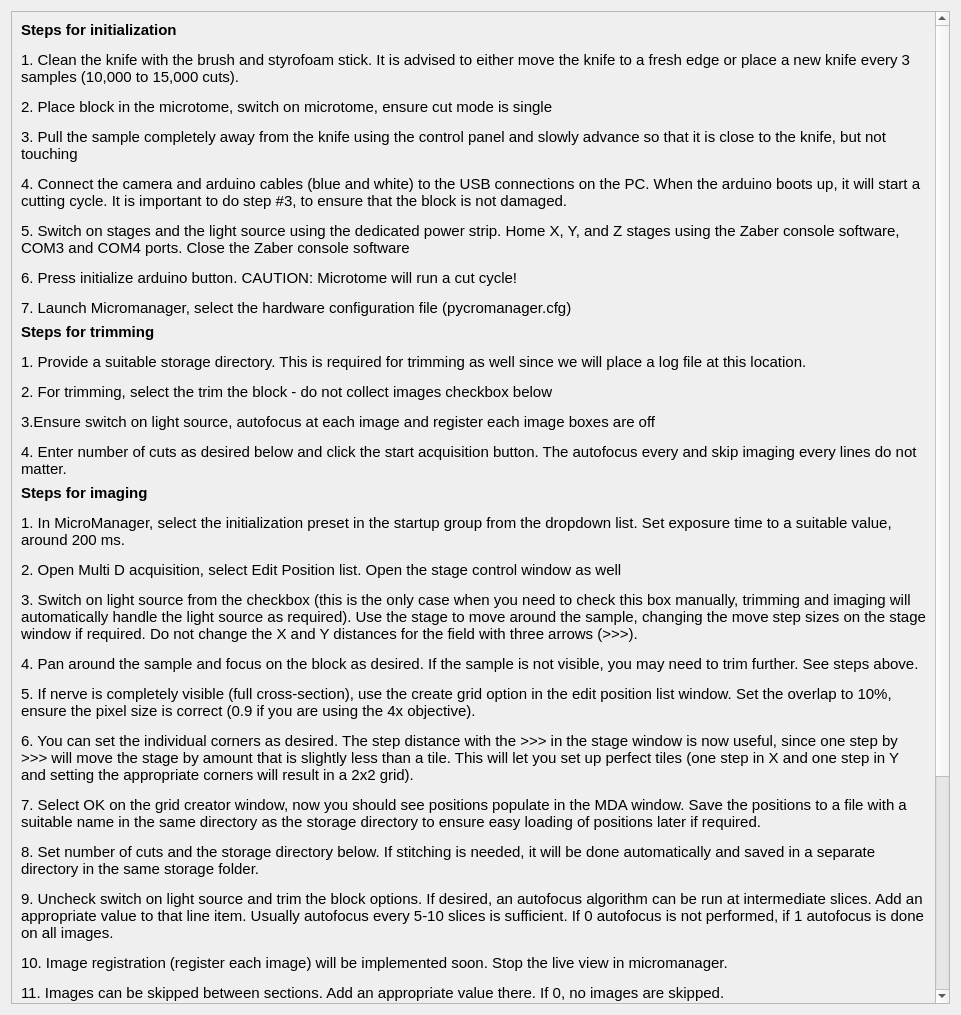
Above: helpwindow.ui from ckolluru/3D-MUSE-acquire before the change. Below: the same form after it.
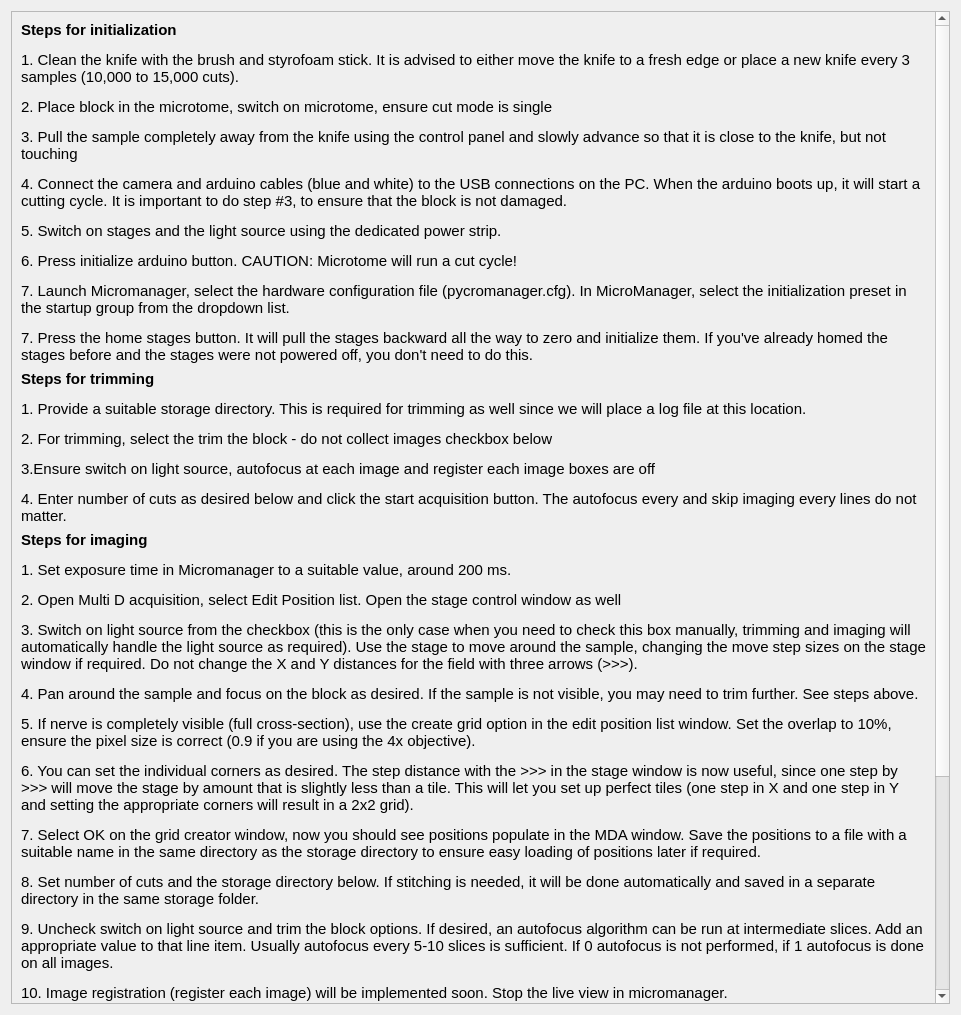
That is the form after the change.

Commit message: Adding a home button option, setting core timeout from the script, other misc.

Diff of the .ui file:
```diff
--- a/helpwindow.ui
+++ b/helpwindow.ui
@@ -23,7 +23,7 @@
       <property name="geometry">
        <rect>
         <x>0</x>
-        <y>-325</y>
+        <y>0</y>
         <width>924</width>
         <height>1392</height>
        </rect>
@@ -46,7 +46,7 @@
           </font>
          </property>
          <property name="text">
-          <string>&lt;html&gt;&lt;head/&gt;&lt;body&gt;&lt;p&gt;&lt;span style=&quot; font-weight:600;&quot;&gt;Steps for initialization&lt;/span&gt;&lt;/p&gt;&lt;p&gt;1. Clean the knife with the brush and styrofoam stick. It is advised to either move the knife to a fresh edge or place a new knife every 3 samples (10,000 to 15,000 cuts).&lt;/p&gt;&lt;p&gt;2. Place block in the microtome, switch on microtome, ensure cut mode is single &lt;/p&gt;&lt;p&gt;3. Pull the sample completely away from the knife using the control panel and slowly advance so that it is close to the knife, but not touching &lt;/p&gt;&lt;p&gt;4. Connect the camera and arduino cables (blue and white) to the USB connections on the PC. When the arduino boots up, it will start a cutting cycle. It is important to do step #3, to ensure that the block is not damaged.&lt;/p&gt;&lt;p&gt;5. Switch on stages and the light source using the dedicated power strip. Home X, Y, and Z stages using the Zaber console software, COM3 and COM4 ports. Close the Zaber console software &lt;/p&gt;&lt;p&gt;6. Press initialize arduino button. CAUTION: Microtome will run a cut cycle!&lt;/p&gt;&lt;p&gt;7. Launch Micromanager, select the hardware configuration file (pycromanager.cfg)&lt;/p&gt;&lt;/body&gt;&lt;/html&gt;</string>
+          <string>&lt;html&gt;&lt;head/&gt;&lt;body&gt;&lt;p&gt;&lt;span style=&quot; font-weight:600;&quot;&gt;Steps for initialization&lt;/span&gt;&lt;/p&gt;&lt;p&gt;1. Clean the knife with the brush and styrofoam stick. It is advised to either move the knife to a fresh edge or place a new knife every 3 samples (10,000 to 15,000 cuts).&lt;/p&gt;&lt;p&gt;2. Place block in the microtome, switch on microtome, ensure cut mode is single &lt;/p&gt;&lt;p&gt;3. Pull the sample completely away from the knife using the control panel and slowly advance so that it is close to the knife, but not touching &lt;/p&gt;&lt;p&gt;4. Connect the camera and arduino cables (blue and white) to the USB connections on the PC. When the arduino boots up, it will start a cutting cycle. It is important to do step #3, to ensure that the block is not damaged.&lt;/p&gt;&lt;p&gt;5. Switch on stages and the light source using the dedicated power strip. &lt;/p&gt;&lt;p&gt;6. Press initialize arduino button. CAUTION: Microtome will run a cut cycle!&lt;/p&gt;&lt;p&gt;7. Launch Micromanager, select the hardware configuration file (pycromanager.cfg). In MicroManager, select the initialization preset in the startup group from the dropdown list.&lt;/p&gt;&lt;p&gt;7. Press the home stages button. It will pull the stages backward all the way to zero and initialize them. If you've already homed the stages before and the stages were not powered off, you don't need to do this.&lt;/p&gt;&lt;/body&gt;&lt;/html&gt;</string>
          </property>
          <property name="wordWrap">
           <bool>true</bool>
@@ -87,7 +87,7 @@
           </font>
          </property>
          <property name="text">
-          <string>&lt;html&gt;&lt;head/&gt;&lt;body&gt;&lt;p&gt;&lt;span style=&quot; font-size:11pt;&quot;&gt;Steps for imaging&lt;/span&gt;&lt;/p&gt;&lt;p&gt;&lt;span style=&quot; font-size:11pt; font-weight:400;&quot;&gt;1. In MicroManager, select the initialization preset in the startup group from the dropdown list. Set exposure time to a suitable value, around 200 ms.&lt;/span&gt;&lt;/p&gt;&lt;p&gt;&lt;span style=&quot; font-size:11pt; font-weight:400;&quot;&gt;2. Open Multi D acquisition, select Edit Position list. Open the stage control window as well&lt;/span&gt;&lt;/p&gt;&lt;p&gt;&lt;span style=&quot; font-size:11pt; font-weight:400;&quot;&gt;3. Switch on light source from the checkbox (this is the only case when you need to check this box manually, trimming and imaging will automatically handle the light source as required). Use the stage to move around the sample, changing the move step sizes on the stage window if required. Do not change the X and Y distances for the field with three arrows (&amp;gt;&amp;gt;&amp;gt;).&lt;/span&gt;&lt;/p&gt;&lt;p&gt;&lt;span style=&quot; font-size:11pt; font-weight:400;&quot;&gt;4. Pan around the sample and focus on the block as desired. If the sample is not visible, you may need to trim further. See steps above.&lt;/span&gt;&lt;/p&gt;&lt;p&gt;&lt;span style=&quot; font-size:11pt; font-weight:400;&quot;&gt;5. If nerve is completely visible (full cross-section), use the create grid option in the edit position list window. Set the overlap to 10%, ensure the pixel size is correct (0.9 if you are using the 4x objective).&lt;/span&gt;&lt;/p&gt;&lt;p&gt;&lt;span style=&quot; font-size:11pt; font-weight:400;&quot;&gt;6. You can set the individual corners as desired. The step distance with the &amp;gt;&amp;gt;&amp;gt; in the stage window is now useful, since one step by &amp;gt;&amp;gt;&amp;gt; will move the stage by amount that is slightly less than a tile. This will let you set up perfect tiles (one step in X and one step in Y and setting the appropriate corners will result in a 2x2 grid).&lt;/span&gt;&lt;/p&gt;&lt;p&gt;&lt;span style=&quot; font-size:11pt; font-weight:400;&quot;&gt;7. Select OK on the grid creator window, now you should see positions populate in the MDA window. Save the positions to a file with a suitable name in the same directory as the storage directory to ensure easy loading of positions later if required.&lt;/span&gt;&lt;/p&gt;&lt;p&gt;&lt;span style=&quot; font-size:11pt; font-weight:400;&quot;&gt;8. Set number of cuts and the storage directory below. If stitching is needed, it will be done automatically and saved in a separate directory in the same storage folder.&lt;/span&gt;&lt;/p&gt;&lt;p&gt;&lt;span style=&quot; font-size:11pt; font-weight:400;&quot;&gt;9. Uncheck switch on light source and trim the block options. If desired, an autofocus algorithm can be run at intermediate slices. Add an appropriate value to that line item. Usually autofocus every 5-10 slices is sufficient. If 0 autofocus is not performed, if 1 autofocus is done on all images.&lt;/span&gt;&lt;/p&gt;&lt;p&gt;&lt;span style=&quot; font-size:11pt; font-weight:400;&quot;&gt;10. Image registration (register each image) will be implemented soon. Stop the live view in micromanager.&lt;/span&gt;&lt;/p&gt;&lt;p&gt;&lt;span style=&quot; font-size:11pt; font-weight:400;&quot;&gt;11. Images can be skipped between sections. Add an appropriate value there. If 0, no images are skipped.&lt;/span&gt;&lt;/p&gt;&lt;p&gt;&lt;span style=&quot; font-size:11pt; font-weight:400;&quot;&gt;12. Click start acquisition button.&lt;/span&gt;&lt;/p&gt;&lt;/body&gt;&lt;/html&gt;</string>
+          <string>&lt;html&gt;&lt;head/&gt;&lt;body&gt;&lt;p&gt;&lt;span style=&quot; font-size:11pt;&quot;&gt;Steps for imaging&lt;/span&gt;&lt;/p&gt;&lt;p&gt;&lt;span style=&quot; font-size:11pt; font-weight:400;&quot;&gt;1. Set exposure time in Micromanager to a suitable value, around 200 ms.&lt;/span&gt;&lt;/p&gt;&lt;p&gt;&lt;span style=&quot; font-size:11pt; font-weight:400;&quot;&gt;2. Open Multi D acquisition, select Edit Position list. Open the stage control window as well&lt;/span&gt;&lt;/p&gt;&lt;p&gt;&lt;span style=&quot; font-size:11pt; font-weight:400;&quot;&gt;3. Switch on light source from the checkbox (this is the only case when you need to check this box manually, trimming and imaging will automatically handle the light source as required). Use the stage to move around the sample, changing the move step sizes on the stage window if required. Do not change the X and Y distances for the field with three arrows (&amp;gt;&amp;gt;&amp;gt;).&lt;/span&gt;&lt;/p&gt;&lt;p&gt;&lt;span style=&quot; font-size:11pt; font-weight:400;&quot;&gt;4. Pan around the sample and focus on the block as desired. If the sample is not visible, you may need to trim further. See steps above.&lt;/span&gt;&lt;/p&gt;&lt;p&gt;&lt;span style=&quot; font-size:11pt; font-weight:400;&quot;&gt;5. If nerve is completely visible (full cross-section), use the create grid option in the edit position list window. Set the overlap to 10%, ensure the pixel size is correct (0.9 if you are using the 4x objective).&lt;/span&gt;&lt;/p&gt;&lt;p&gt;&lt;span style=&quot; font-size:11pt; font-weight:400;&quot;&gt;6. You can set the individual corners as desired. The step distance with the &amp;gt;&amp;gt;&amp;gt; in the stage window is now useful, since one step by &amp;gt;&amp;gt;&amp;gt; will move the stage by amount that is slightly less than a tile. This will let you set up perfect tiles (one step in X and one step in Y and setting the appropriate corners will result in a 2x2 grid).&lt;/span&gt;&lt;/p&gt;&lt;p&gt;&lt;span style=&quot; font-size:11pt; font-weight:400;&quot;&gt;7. Select OK on the grid creator window, now you should see positions populate in the MDA window. Save the positions to a file with a suitable name in the same directory as the storage directory to ensure easy loading of positions later if required.&lt;/span&gt;&lt;/p&gt;&lt;p&gt;&lt;span style=&quot; font-size:11pt; font-weight:400;&quot;&gt;8. Set number of cuts and the storage directory below. If stitching is needed, it will be done automatically and saved in a separate directory in the same storage folder.&lt;/span&gt;&lt;/p&gt;&lt;p&gt;&lt;span style=&quot; font-size:11pt; font-weight:400;&quot;&gt;9. Uncheck switch on light source and trim the block options. If desired, an autofocus algorithm can be run at intermediate slices. Add an appropriate value to that line item. Usually autofocus every 5-10 slices is sufficient. If 0 autofocus is not performed, if 1 autofocus is done on all images.&lt;/span&gt;&lt;/p&gt;&lt;p&gt;&lt;span style=&quot; font-size:11pt; font-weight:400;&quot;&gt;10. Image registration (register each image) will be implemented soon. Stop the live view in micromanager.&lt;/span&gt;&lt;/p&gt;&lt;p&gt;&lt;span style=&quot; font-size:11pt; font-weight:400;&quot;&gt;11. Images can be skipped between sections. Add an appropriate value there. If 0, no images are skipped.&lt;/span&gt;&lt;/p&gt;&lt;p&gt;&lt;span style=&quot; font-size:11pt; font-weight:400;&quot;&gt;12. Click start acquisition button.&lt;/span&gt;&lt;/p&gt;&lt;/body&gt;&lt;/html&gt;</string>
          </property>
          <property name="wordWrap">
           <bool>true</bool>
@@ -105,7 +105,7 @@
           </font>
          </property>
          <property name="text">
-          <string>&lt;html&gt;&lt;head/&gt;&lt;body&gt;&lt;p&gt;&lt;span style=&quot; font-weight:600;&quot;&gt;Stopping and restarting imaging&lt;/span&gt;&lt;/p&gt;&lt;p&gt;For trimming and acquisition cycle, the stop acquisition button will work to stop the session. It will be noted in the log file as to how many cuts were taken.&lt;/p&gt;&lt;p&gt;If there is an error in the program, this software may shut down. You can relaunch the software and try running again.&lt;/p&gt;&lt;p&gt;If the block was being imaged, the acquisition window displaying the images in MicroManager will need to be relaunched. If it says acquisition (running) in the top left bar of the acquisition window, Micromanager would need to be closed and restarted. You will need to set the startup group to the initialization preset again, and set the positions again in the MultiD acquisition window. It is easy to load in the position file again if you saved it earlier.&lt;/p&gt;&lt;p&gt;Relaunch this software and try again.&lt;/p&gt;&lt;p&gt;There is no &amp;quot;pause&amp;quot; option in the software. You stop and restart as desired.&lt;/p&gt;&lt;/body&gt;&lt;/html&gt;</string>
+          <string>&lt;html&gt;&lt;head/&gt;&lt;body&gt;&lt;p&gt;&lt;span style=&quot; font-weight:600;&quot;&gt;Stopping and restarting imaging&lt;/span&gt;&lt;/p&gt;&lt;p&gt;For trimming and acquisition cycle, the stop acquisition button will work to stop the session. It will be noted in the log file as to how many cuts were taken.&lt;/p&gt;&lt;p&gt;If there is an error in the program, this software may shut down. You can relaunch the software and try running again.&lt;/p&gt;&lt;p&gt;If the block was being imaged, the acquisition window displaying the images in MicroManager will need to be relaunched. If it says acquisition &amp;quot;(Running)&amp;quot; in the top left bar of the acquisition window, Micromanager would need to be closed and restarted. You will need to set the startup group to the initialization preset again, and set the positions again in the MultiD acquisition window. It is easy to load in the position file again if you saved it earlier.&lt;/p&gt;&lt;p&gt;There is no &amp;quot;pause&amp;quot; option in the software. You stop and restart as desired.&lt;/p&gt;&lt;/body&gt;&lt;/html&gt;</string>
          </property>
          <property name="wordWrap">
           <bool>true</bool>
```
The commit also changes 3 other files.
